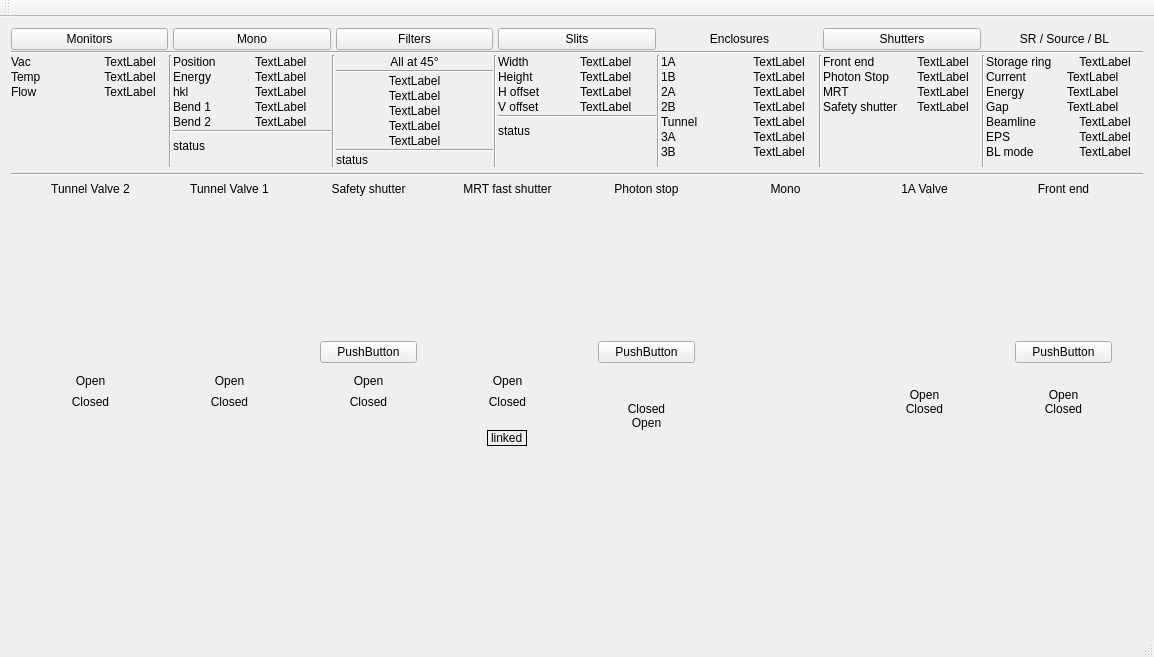
First picture: the form in qimbl/qimbl.ui, repository MatthewJCameron/imbl, before the edit.
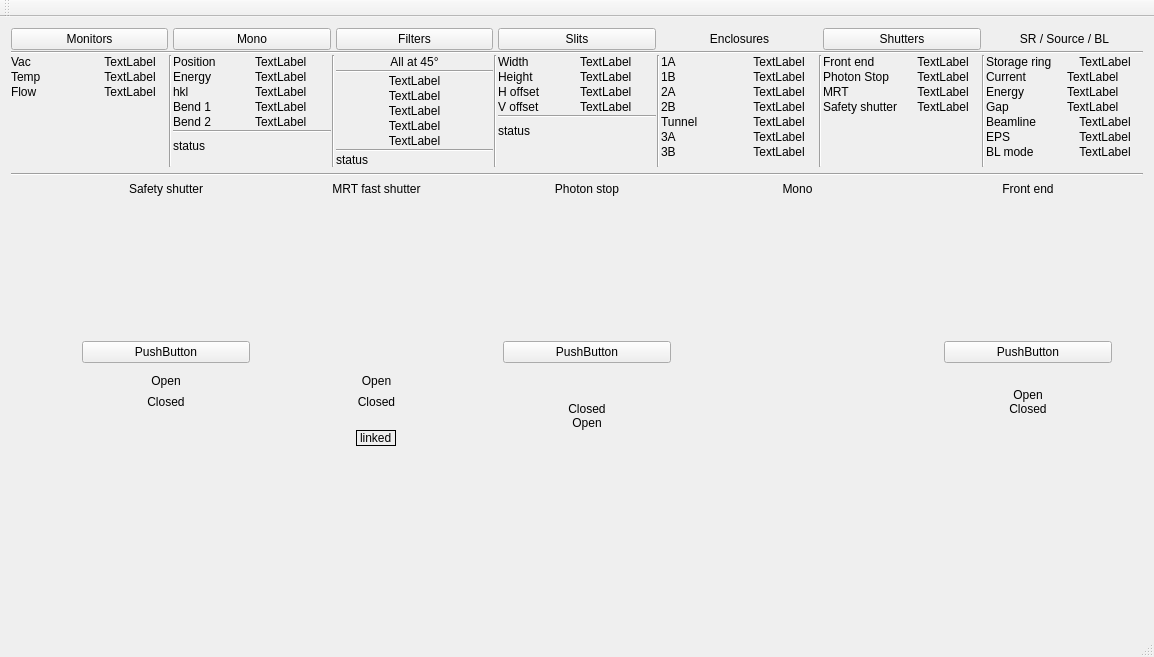
Second picture: the form after the edit. The open tabs and pages were chosen to show the change. Icons and pictures are not drawn. Custom widgets are drawn as their Qt base class.

What changed in the file:
```diff
--- a/qimbl/qimbl.ui
+++ b/qimbl/qimbl.ui
@@ -1038,7 +1038,14 @@
         <property name="spacing">
          <number>0</number>
         </property>
-        <item row="4" column="10">
+        <item row="3" column="4">
+         <widget class="QLabelLine" name="beam_14">
+          <property name="text">
+           <string/>
+          </property>
+         </widget>
+        </item>
+        <item row="4" column="8">
          <widget class="QLabelLine" name="beam_3">
           <property name="sizePolicy">
            <sizepolicy hsizetype="Fixed" vsizetype="Preferred">
@@ -1057,7 +1064,7 @@
           </property>
          </widget>
         </item>
-        <item row="4" column="9">
+        <item row="4" column="7">
          <widget class="QLabelLine" name="shIndPS_c">
           <property name="text">
            <string>Closed</string>
@@ -1067,17 +1074,7 @@
           </property>
          </widget>
         </item>
-        <item row="4" column="13">
-         <widget class="QLabelLine" name="shIndV1A_c">
-          <property name="text">
-           <string>Closed</string>
-          </property>
-          <property name="alignment">
-           <set>Qt::AlignCenter</set>
-          </property>
-         </widget>
-        </item>
-        <item row="4" column="14">
+        <item row="4" column="11">
          <widget class="QLabelLine" name="beam_2">
           <property name="sizePolicy">
            <sizepolicy hsizetype="Fixed" vsizetype="Preferred">
@@ -1096,17 +1093,7 @@
           </property>
          </widget>
         </item>
-        <item row="3" column="13">
-         <widget class="QLabel" name="shIndV1A_o">
-          <property name="text">
-           <string>Open</string>
-          </property>
-          <property name="alignment">
-           <set>Qt::AlignCenter</set>
-          </property>
-         </widget>
-        </item>
-        <item row="3" column="15">
+        <item row="3" column="12">
          <widget class="QLabel" name="shIndFE_o">
           <property name="text">
            <string>Open</string>
@@ -1116,17 +1103,7 @@
           </property>
          </widget>
         </item>
-        <item row="0" column="13">
-         <widget class="QLabel" name="label_13">
-          <property name="text">
-           <string>1A Valve</string>
-          </property>
-          <property name="alignment">
-           <set>Qt::AlignCenter</set>
-          </property>
-         </widget>
-        </item>
-        <item row="0" column="15">
+        <item row="0" column="12">
          <widget class="QLabel" name="label_11">
           <property name="text">
            <string>Front end</string>
@@ -1136,7 +1113,7 @@
           </property>
          </widget>
         </item>
-        <item row="4" column="15">
+        <item row="4" column="12">
          <widget class="QLabelLine" name="shIndFE_c">
           <property name="text">
            <string>Closed</string>
@@ -1165,7 +1142,7 @@
           </property>
          </widget>
         </item>
-        <item row="0" column="9">
+        <item row="0" column="7">
          <widget class="QLabel" name="label_24">
           <property name="text">
            <string>Photon stop</string>
@@ -1175,7 +1152,7 @@
           </property>
          </widget>
         </item>
-        <item row="4" column="4">
+        <item row="4" column="2">
          <widget class="QLabelLine" name="beam_6">
           <property name="sizePolicy">
            <sizepolicy hsizetype="Fixed" vsizetype="Preferred">
@@ -1194,7 +1171,7 @@
           </property>
          </widget>
         </item>
-        <item row="4" column="8">
+        <item row="4" column="6">
          <widget class="QLabelLine" name="beam_4">
           <property name="sizePolicy">
            <sizepolicy hsizetype="Fixed" vsizetype="Preferred">
@@ -1213,7 +1190,7 @@
           </property>
          </widget>
         </item>
-        <item row="0" column="7">
+        <item row="0" column="5">
          <widget class="QLabel" name="label_43">
           <property name="text">
            <string>MRT fast shutter</string>
@@ -1223,7 +1200,7 @@
           </property>
          </widget>
         </item>
-        <item row="4" column="6">
+        <item row="4" column="4">
          <widget class="QLabelLine" name="beam_5">
           <property name="sizePolicy">
            <sizepolicy hsizetype="Fixed" vsizetype="Preferred">
@@ -1242,7 +1219,7 @@
           </property>
          </widget>
         </item>
-        <item row="0" column="5">
+        <item row="0" column="3">
          <widget class="QLabel" name="label_47">
           <property name="text">
            <string>Safety shutter</string>
@@ -1252,17 +1229,7 @@
           </property>
          </widget>
         </item>
-        <item row="0" column="3">
-         <widget class="QLabel" name="label_50">
-          <property name="text">
-           <string>Tunnel Valve 1</string>
-          </property>
-          <property name="alignment">
-           <set>Qt::AlignCenter</set>
-          </property>
-         </widget>
-        </item>
-        <item row="4" column="2">
+        <item row="4" column="1">
          <widget class="QLabelLine" name="beam_7">
           <property name="sizePolicy">
            <sizepolicy hsizetype="Fixed" vsizetype="Preferred">
@@ -1281,16 +1248,6 @@
           </property>
          </widget>
         </item>
-        <item row="0" column="1">
-         <widget class="QLabel" name="label_56">
-          <property name="text">
-           <string>Tunnel Valve 2</string>
-          </property>
-          <property name="alignment">
-           <set>Qt::AlignCenter</set>
-          </property>
-         </widget>
-        </item>
         <item row="4" column="0">
          <widget class="QLabelLine" name="beam_8">
           <property name="sizePolicy">
@@ -1310,7 +1267,7 @@
           </property>
          </widget>
         </item>
-        <item row="3" column="5" rowspan="2">
+        <item row="3" column="3" rowspan="2">
          <widget class="QLabelLineTwo" name="shIndSS_c">
           <property name="text">
            <string>Closed</string>
@@ -1320,35 +1277,15 @@
           </property>
          </widget>
         </item>
-        <item row="3" column="8">
+        <item row="3" column="6">
          <widget class="QLabelLine" name="beam_9">
           <property name="text">
            <string/>
           </property>
          </widget>
         </item>
-        <item row="2" column="1">
-         <widget class="QLabel" name="shIndVT2_o">
-          <property name="text">
-           <string>Open</string>
-          </property>
-          <property name="alignment">
-           <set>Qt::AlignCenter</set>
-          </property>
-         </widget>
-        </item>
-        <item row="2" column="5">
-         <widget class="QLabel" name="shIndSS_o">
-          <property name="text">
-           <string>Open</string>
-          </property>
-          <property name="alignment">
-           <set>Qt::AlignCenter</set>
-          </property>
-         </widget>
-        </item>
         <item row="2" column="3">
-         <widget class="QLabel" name="shIndVT1_o">
+         <widget class="QLabel" name="shIndSS_o">
           <property name="text">
            <string>Open</string>
           </property>
@@ -1357,7 +1294,7 @@
           </property>
          </widget>
         </item>
-        <item row="3" column="7" rowspan="2">
+        <item row="3" column="5" rowspan="2">
          <widget class="QLabelLineTwo" name="shIndMRT_c">
           <property name="text">
            <string>Closed</string>
@@ -1367,17 +1304,7 @@
           </property>
          </widget>
         </item>
-        <item row="3" column="1" rowspan="2">
-         <widget class="QLabelLineTwo" name="shIndVT2_c">
-          <property name="text">
-           <string>Closed</string>
-          </property>
-          <property name="alignment">
-           <set>Qt::AlignCenter</set>
-          </property>
-         </widget>
-        </item>
-        <item row="0" column="11">
+        <item row="0" column="9">
          <widget class="QLabel" name="label_25">
           <property name="text">
            <string>Mono</string>
@@ -1387,21 +1314,21 @@
           </property>
          </widget>
         </item>
-        <item row="3" column="10">
+        <item row="3" column="8">
          <widget class="QLabelLine" name="beam_10">
           <property name="text">
            <string/>
           </property>
          </widget>
         </item>
-        <item row="3" column="9">
+        <item row="3" column="7">
          <widget class="QLabelLine" name="beam">
           <property name="text">
            <string/>
           </property>
          </widget>
         </item>
-        <item row="2" column="7">
+        <item row="2" column="5">
          <widget class="QLabel" name="shIndMRT_o">
           <property name="text">
            <string>Open</string>
@@ -1411,17 +1338,7 @@
           </property>
          </widget>
         </item>
-        <item row="3" column="3" rowspan="2">
-         <widget class="QLabelLineTwo" name="shIndVT1_c">
-          <property name="text">
-           <string>Closed</string>
-          </property>
-          <property name="alignment">
-           <set>Qt::AlignCenter</set>
-          </property>
-         </widget>
-        </item>
-        <item row="5" column="9">
+        <item row="5" column="7">
          <widget class="QLabel" name="shIndPS_o">
           <property name="text">
            <string>Open</string>
@@ -1431,7 +1348,7 @@
           </property>
          </widget>
         </item>
-        <item row="4" column="12">
+        <item row="4" column="10">
          <widget class="QLabelLine" name="beam_15">
           <property name="sizePolicy">
            <sizepolicy hsizetype="Fixed" vsizetype="Preferred">
@@ -1450,21 +1367,14 @@
           </property>
          </widget>
         </item>
-        <item row="3" column="6">
-         <widget class="QLabelLine" name="beam_14">
-          <property name="text">
-           <string/>
-          </property>
-         </widget>
-        </item>
-        <item row="3" column="4">
-         <widget class="QLabelLine" name="beam_13">
-          <property name="text">
-           <string/>
-          </property>
-         </widget>
-        </item>
         <item row="3" column="2">
+         <widget class="QLabelLine" name="beam_13">
+          <property name="text">
+           <string/>
+          </property>
+         </widget>
+        </item>
+        <item row="3" column="1">
          <widget class="QLabelLine" name="beam_12">
           <property name="text">
            <string/>
@@ -1478,43 +1388,14 @@
           </property>
          </widget>
         </item>
-        <item row="3" column="11" rowspan="2">
+        <item row="3" column="9" rowspan="2">
          <widget class="QLabelLineMono" name="beam_mono">
           <property name="text">
            <string/>
           </property>
          </widget>
         </item>
-        <item row="1" column="15">
-         <widget class="QWidget" name="verticalWidget_2" native="true">
-          <layout class="QVBoxLayout" name="verticalLayout_6">
-           <item>
-            <spacer name="verticalSpacer_10">
-             <property name="orientation">
-              <enum>Qt::Vertical</enum>
-             </property>
-             <property name="sizeHint" stdset="0">
-              <size>
-               <width>20</width>
-               <height>40</height>
-              </size>
-             </property>
-            </spacer>
-           </item>
-           <item>
-            <widget class="QPushButton" name="shfeControl">
-             <property name="text">
-              <string>PushButton</string>
-             </property>
-            </widget>
-           </item>
-          </layout>
-         </widget>
-        </item>
-        <item row="1" column="7">
-         <widget class="MrtShutterGui" name="shmrt" native="true"/>
-        </item>
-        <item row="7" column="7">
+        <item row="7" column="5">
          <spacer name="verticalSpacer_8">
           <property name="orientation">
            <enum>Qt::Vertical</enum>
@@ -1527,7 +1408,36 @@
           </property>
          </spacer>
         </item>
-        <item row="1" column="9">
+        <item row="1" column="12">
+         <widget class="QWidget" name="verticalWidget_2" native="true">
+          <layout class="QVBoxLayout" name="verticalLayout_6">
+           <item>
+            <spacer name="verticalSpacer_10">
+             <property name="orientation">
+              <enum>Qt::Vertical</enum>
+             </property>
+             <property name="sizeHint" stdset="0">
+              <size>
+               <width>20</width>
+               <height>40</height>
+              </size>
+             </property>
+            </spacer>
+           </item>
+           <item>
+            <widget class="QPushButton" name="shfeControl">
+             <property name="text">
+              <string>PushButton</string>
+             </property>
+            </widget>
+           </item>
+          </layout>
+         </widget>
+        </item>
+        <item row="1" column="5">
+         <widget class="MrtShutterGui" name="shmrt" native="true"/>
+        </item>
+        <item row="1" column="7">
          <widget class="QWidget" name="psControl" native="true">
           <layout class="QVBoxLayout" name="verticalLayout_5">
            <item>
@@ -1553,7 +1463,7 @@
           </layout>
          </widget>
         </item>
-        <item row="1" column="5">
+        <item row="1" column="3">
          <widget class="QWidget" name="ssControl" native="true">
           <layout class="QVBoxLayout" name="verticalLayout_7">
            <item>
@@ -1579,10 +1489,10 @@
           </layout>
          </widget>
         </item>
-        <item row="6" column="9">
+        <item row="6" column="7">
          <widget class="LinkedRight" name="linkedRight" native="true"/>
         </item>
-        <item row="6" column="6" colspan="3">
+        <item row="6" column="4" colspan="3">
          <widget class="LinkedMiddle" name="linked" native="true">
           <layout class="QHBoxLayout" name="horizontalLayout">
            <property name="spacing">
@@ -1613,7 +1523,7 @@
           </layout>
          </widget>
         </item>
-        <item row="6" column="5">
+        <item row="6" column="3">
          <widget class="LinkedLeft" name="linkedLeft" native="true"/>
         </item>
        </layout>
```
Left out of the diff: 14 changed lines with no effect on the pictures.
